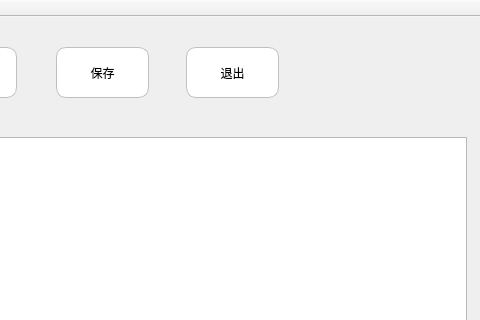
This is mainwindow.ui in shinytang6/Sniffer as Qt 5 draws it before an edit; both pictures show x 824 to 1304 and y 0 to 320 of the 1304 by 686 pixel window. The edited form follows.
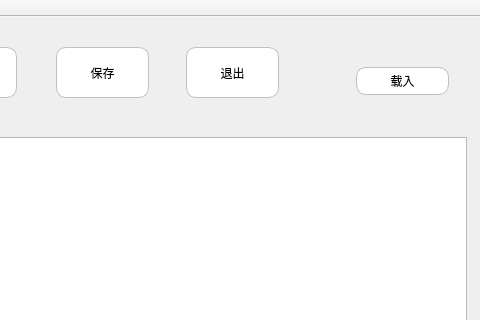
This is the edited form. Icons and pictures are not drawn.

Commit message: add load file func

Diff of the .ui file:
```diff
--- a/mainwindow.ui
+++ b/mainwindow.ui
@@ -263,6 +263,19 @@
      <string>退出</string>
     </property>
    </widget>
+   <widget class="QPushButton" name="loadFile">
+    <property name="geometry">
+     <rect>
+      <x>1180</x>
+      <y>50</y>
+      <width>93</width>
+      <height>28</height>
+     </rect>
+    </property>
+    <property name="text">
+     <string>载入</string>
+    </property>
+   </widget>
   </widget>
   <widget class="QMenuBar" name="menuBar">
    <property name="geometry">
```
The commit also changes 4 other files.
